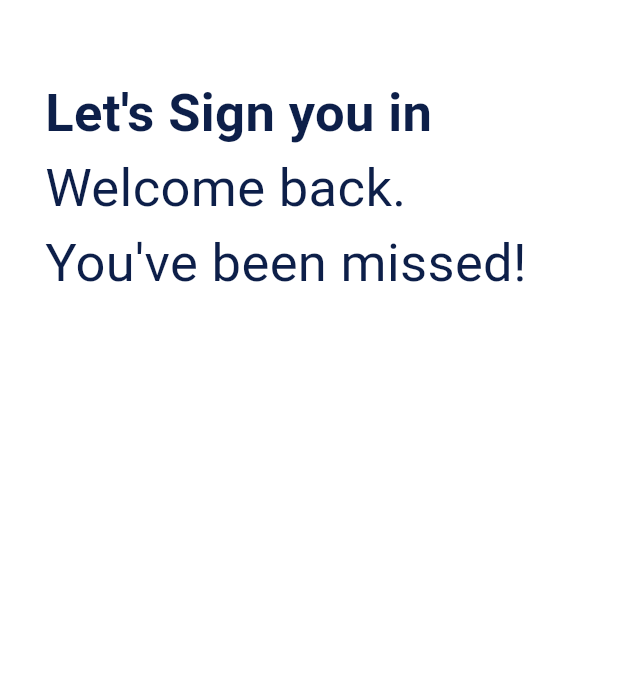
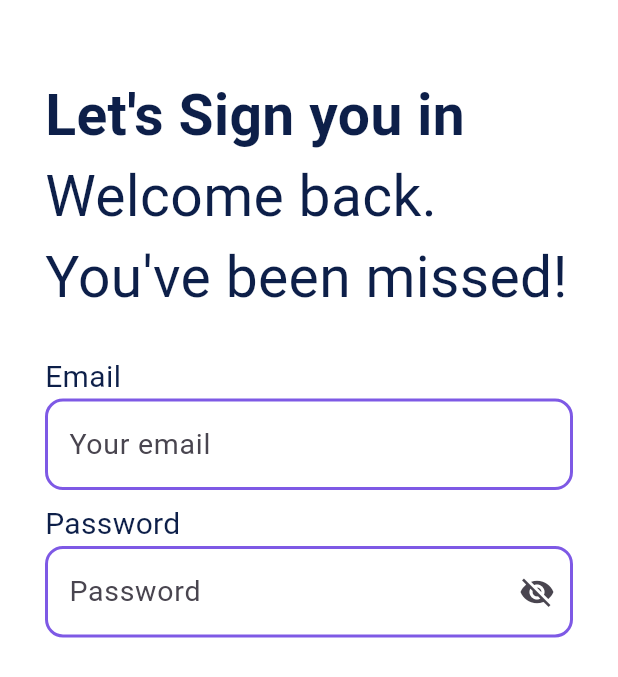
Before and after one commit to osamaabdo536/ATW-Training-App, a Flutter app: the screen it shows after launch, on a phone screen of 412 x 824 dp. Shown: the top 677 px of the screen. Run offline on Flutter 3.47's test engine with Material 3 defaults, Android fonts, the light colour scheme and no system bars.

Commit message:
create custom text form filed , handling email & password validation

```diff
--- a/lib/feature/auth/login/presentation/views/login_view.dart
+++ b/lib/feature/auth/login/presentation/views/login_view.dart
@@ -6,6 +6,6 @@ class LoginView extends StatelessWidget {
 
   @override
   Widget build(BuildContext context) {
-    return const LoginViewBody();
+    return LoginViewBody();
   }
 }
--- /dev/null
+++ b/lib/feature/auth/login/presentation/views/widgets/custom_text_form_filed.dart
@@ -0,0 +1,55 @@
+import 'package:flutter/cupertino.dart';
+import 'package:flutter/material.dart';
+
+import '../../../../../../constants.dart';
+
+class CustomTextFormFiled extends StatelessWidget {
+  final String hintText;
+  final Widget? icon;
+  final bool isObscure;
+  final TextInputType keyBoardType;
+  final String? Function(String?)? validator;
+  final TextEditingController controller;
+
+  const CustomTextFormFiled(
+      {super.key,
+        required this.hintText,
+        this.icon,
+        this.isObscure = false,
+        this.keyBoardType = TextInputType.text,
+        required this.controller,
+        required this.validator,
+      });
+
+  @override
+  Widget build(BuildContext context) {
+    return TextFormField(
+      decoration: InputDecoration(
+        suffixIcon: icon,
+        enabledBorder: OutlineInputBorder(
+          borderRadius: BorderRadius.circular(12),
+          borderSide: const BorderSide(
+            width: 2,
+            color: primaryColor,
+          ),
+        ),
+        focusedBorder: OutlineInputBorder(
+          borderRadius: BorderRadius.circular(12),
+          borderSide: const BorderSide(
+            width: 2,
+            color: primaryColor,
+          ),
+        ),
+        hintText: hintText,
+        hintStyle: const TextStyle(
+          fontSize: 19,
+        ),
+      ),
+      keyboardType: keyBoardType,
+      obscureText: isObscure,
+      validator: validator,
+      controller: controller,
+      autofocus: false,
+    );
+  }
+}
--- /dev/null
+++ b/lib/feature/auth/login/presentation/views/widgets/email_validation.dart
@@ -0,0 +1,12 @@
+String? emailValidation(text) {
+  if (text == null || text.trim().isEmpty) {
+    return "Please enter your Email Address";
+  }
+  bool emailValid = RegExp(
+      r"^[a-zA-Z0-9.a-zA-Z0-9.!#$%&'*+-/=?^_`{|}~]+@[a-zA-Z0-9]+\.[a-zA-Z]+")
+      .hasMatch(text);
+  if (!emailValid) {
+    return "Please enter valid email";
+  }
+  return null;
+}
--- a/lib/feature/auth/login/presentation/views/widgets/login_view_body.dart
+++ b/lib/feature/auth/login/presentation/views/widgets/login_view_body.dart
@@ -1,22 +1,86 @@
-import 'package:atw/constants.dart';
+import 'package:atw/feature/auth/login/presentation/views/widgets/password_validation.dart';
 import 'package:atw/feature/auth/login/presentation/views/widgets/text_widget.dart';
 import 'package:flutter/material.dart';
+import 'custom_text_form_filed.dart';
+import 'email_validation.dart';
 
-class LoginViewBody extends StatelessWidget {
+class LoginViewBody extends StatefulWidget {
   const LoginViewBody({super.key});
+
+  @override
+  State<LoginViewBody> createState() => _LoginViewBodyState();
+}
+
+class _LoginViewBodyState extends State<LoginViewBody> {
+  final emailController = TextEditingController();
+  final passwordController = TextEditingController();
+  bool isVisible = true;
+
   @override
   Widget build(BuildContext context) {
-    return const SafeArea(
+    return SafeArea(
       child: Scaffold(
         backgroundColor: Colors.white,
         body: Padding(
-          padding: EdgeInsets.symmetric(vertical: 50, horizontal: 30),
+          padding: const EdgeInsets.symmetric(vertical: 50, horizontal: 30),
           child: Column(
             crossAxisAlignment: CrossAxisAlignment.start,
             children: [
-              TextWidget(text: "Let's Sign you in", size: 35, fontWeight: FontWeight.w600),
-              TextWidget(text: "Welcome back.", size: 35, fontWeight: FontWeight.w400),
-              TextWidget(text: "You've been missed!", size: 35, fontWeight: FontWeight.w400),
+              const TextWidget(
+                  text: "Let's Sign you in",
+                  size: 38,
+                  fontWeight: FontWeight.w600),
+              const TextWidget(
+                  text: "Welcome back.", size: 38, fontWeight: FontWeight.w400),
+              const TextWidget(
+                  text: "You've been missed!",
+                  size: 38,
+                  fontWeight: FontWeight.w400),
+              SizedBox(
+                height: MediaQuery.of(context).size.height * 0.03,
+              ),
+              Form(
+                child: Column(
+                  crossAxisAlignment: CrossAxisAlignment.start,
+                  children: [
+                    const TextWidget(
+                      text: "Email",
+                      size: 20,
+                      fontWeight: FontWeight.w400,
+                    ),
+                    CustomTextFormFiled(
+                      hintText: "Your email",
+                      validator: emailValidation,
+                      controller: emailController,
+                    ),
+                    SizedBox(
+                      height: MediaQuery.of(context).size.height * 0.01,
+                    ),
+                    const TextWidget(
+                      text: "Password",
+                      size: 20,
+                      fontWeight: FontWeight.w400,
+                    ),
+                    CustomTextFormFiled(
+                      hintText: "Password",
+                      controller: passwordController,
+                      validator: passwordValidation,
+                      isObscure: isVisible,
+                      icon: IconButton(
+                        onPressed: () {
+                          setState(() {
+                            isVisible = !isVisible;
+                            setState(() {});
+                          });
+                        },
+                        icon: Icon(
+                          isVisible ? Icons.visibility_off : Icons.visibility,
+                        ),
+                      ),
+                    ),
+                  ],
+                ),
+              ),
             ],
           ),
         ),
--- /dev/null
+++ b/lib/feature/auth/login/presentation/views/widgets/password_validation.dart
@@ -0,0 +1,12 @@
+String? passwordValidation(text) {
+  if (text == null || text.trim().isEmpty) {
+    return "Please enter your Password";
+  }
+  bool isValidPassword =
+  RegExp(r'^(?=.*?[A-Z])(?=.*?[a-z])(?=.*?[0-9])(?=.*?[!@#\$&*~]).{8,}$')
+      .hasMatch(text);
+  if (!isValidPassword) {
+    return "Wrong Password !";
+  }
+  return null;
+}
```
